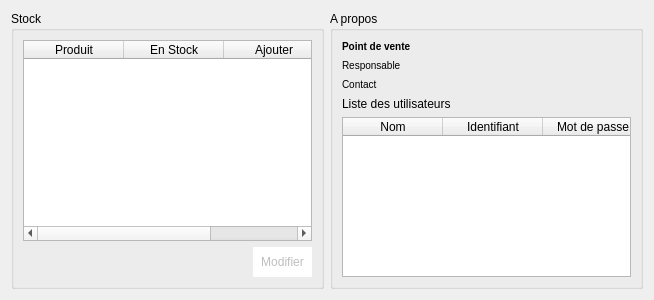
Above: infopointdevente.ui from faugan2/star-grace before the change. Below: the same form after it.
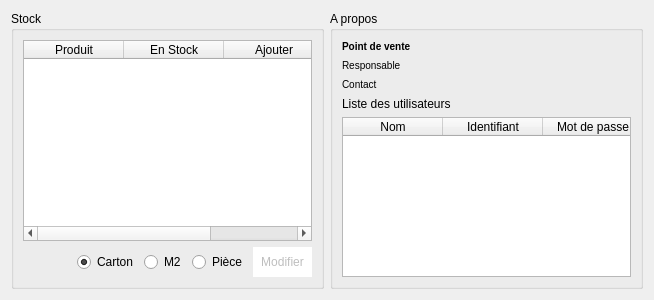
That is the form after the change.

```diff
--- a/infopointdevente.ui
+++ b/infopointdevente.ui
@@ -57,6 +57,30 @@
           </property>
          </spacer>
         </item>
+        <item>
+         <widget class="QRadioButton" name="unite_carton">
+          <property name="text">
+           <string>Carton</string>
+          </property>
+          <property name="checked">
+           <bool>true</bool>
+          </property>
+         </widget>
+        </item>
+        <item>
+         <widget class="QRadioButton" name="unite_m2">
+          <property name="text">
+           <string>M2</string>
+          </property>
+         </widget>
+        </item>
+        <item>
+         <widget class="QRadioButton" name="unite_piece">
+          <property name="text">
+           <string>Pièce</string>
+          </property>
+         </widget>
+        </item>
         <item>
          <widget class="QPushButton" name="btn_modifier_stock">
           <property name="enabled">
```
Left out of the diff: 8 changed lines with no effect on the pictures.
